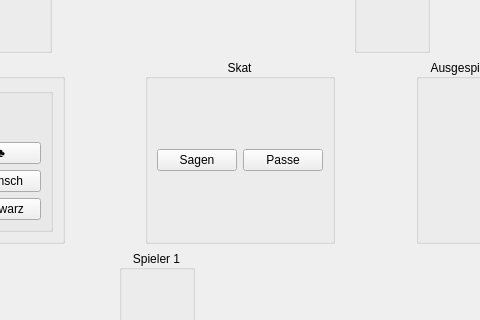
The window that src/table.ui (squawk7x/QuteSkatGame) describes before a commit, drawn with Qt 5; both pictures show x 330 to 810 and y 141 to 461 of the 1066 by 607 pixel window.
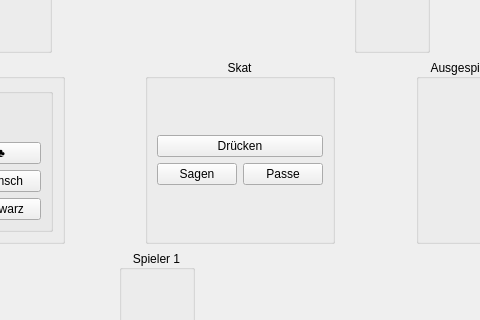
The same window after the commit.

```diff
--- a/src/table.ui
+++ b/src/table.ui
@@ -306,25 +306,29 @@
         <layout class="QHBoxLayout" name="horizontalLayout_8">
          <item>
           <layout class="QGridLayout" name="gridLayout">
-           <item row="0" column="0">
-            <layout class="QHBoxLayout" name="gbSkatLayout"/>
-           </item>
-           <item row="1" column="0">
-            <layout class="QHBoxLayout" name="horizontalLayout_9">
-             <item>
+           <item row="2" column="0">
+            <layout class="QGridLayout" name="gridLayout_3">
+             <item row="1" column="0">
               <widget class="QPushButton" name="pbSagen">
                <property name="text">
                 <string>Sagen</string>
                </property>
               </widget>
              </item>
-             <item>
+             <item row="1" column="1">
               <widget class="QPushButton" name="pbPassen">
                <property name="text">
                 <string>Passe</string>
                </property>
               </widget>
              </item>
+             <item row="0" column="0" colspan="2">
+              <widget class="QPushButton" name="pbDruecken">
+               <property name="text">
+                <string>Drücken</string>
+               </property>
+              </widget>
+             </item>
             </layout>
            </item>
           </layout>
```
Left out of the diff: 3 changed lines with no effect on the pictures.
